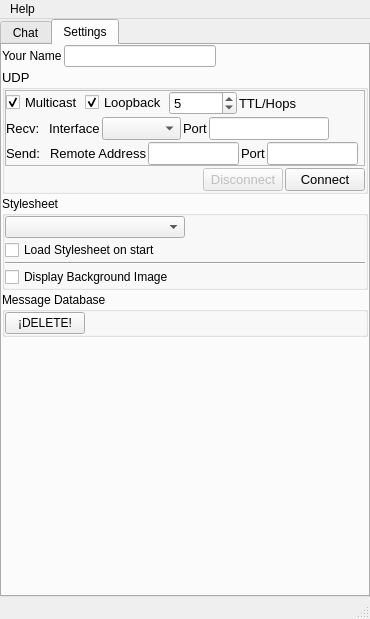
Qt form src/mainwindow.ui (cyberlord8/ChesterTheChat) before a commit.
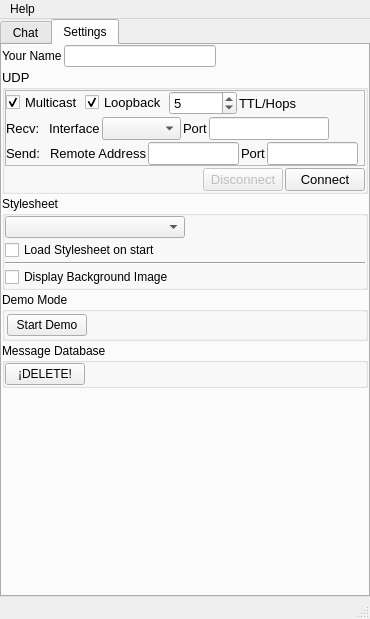
The same form after that commit.

Commit message: Added a demo mode that displays some chats and rotates through the stylesheets

What changed in the file:
```diff
--- a/src/mainwindow.ui
+++ b/src/mainwindow.ui
@@ -606,6 +606,54 @@
           </layout>
          </widget>
         </item>
+        <item>
+         <widget class="QGroupBox" name="groupBox_2">
+          <property name="title">
+           <string>Demo Mode</string>
+          </property>
+          <layout class="QVBoxLayout" name="verticalLayout_9">
+           <property name="spacing">
+            <number>2</number>
+           </property>
+           <property name="leftMargin">
+            <number>2</number>
+           </property>
+           <property name="topMargin">
+            <number>2</number>
+           </property>
+           <property name="rightMargin">
+            <number>2</number>
+           </property>
+           <property name="bottomMargin">
+            <number>2</number>
+           </property>
+           <item>
+            <layout class="QHBoxLayout" name="horizontalLayout_7">
+             <item>
+              <widget class="QPushButton" name="pushButtonStartStopDemo">
+               <property name="text">
+                <string>Start Demo</string>
+               </property>
+              </widget>
+             </item>
+             <item>
+              <spacer name="horizontalSpacer_6">
+               <property name="orientation">
+                <enum>Qt::Orientation::Horizontal</enum>
+               </property>
+               <property name="sizeHint" stdset="0">
+                <size>
+                 <width>40</width>
+                 <height>20</height>
+                </size>
+               </property>
+              </spacer>
+             </item>
+            </layout>
+           </item>
+          </layout>
+         </widget>
+        </item>
         <item>
          <widget class="QGroupBox" name="groupBox">
           <property name="title">
```
The commit also changes 12 other files.
